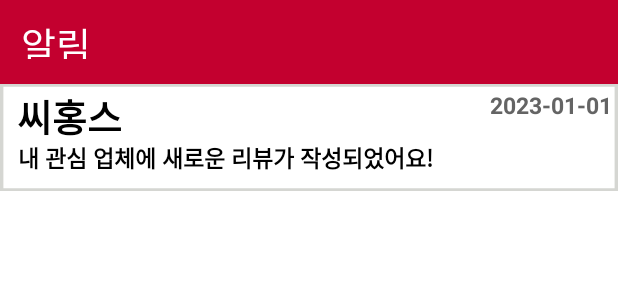
After one commit to Sucheolishin/project1, an Android app: the layout activity_notice.xml on its own in the app's theme, with its tools: preview values and no code run, on a phone screen of 412 x 824 dp. The commit adds this screen. Shown: the top 300 px of the screen. Run offline under Robolectric (Android 15) with nearby library versions, the phone set to English and light mode, and no system bars.

```diff
--- a/please/app/src/main/java/com/chobo/please/LoginActivity.java
+++ b/please/app/src/main/java/com/chobo/please/LoginActivity.java
@@ -19,18 +19,18 @@ import retrofit2.Response;
 public class LoginActivity extends Activity {
     EditText mID, mPW;
     Button mBtnLogin, mBtnRegister;
-    int isLogin = 0;    //아이디가 있으면 1반환
-    private class RegisterTask extends AsyncTask<Call,Void,Integer> {
-        protected Integer doInBackground(Call... calls) {
+    boolean isLogin = false;    //아이디가 있으면 1반환
+    private class RegisterTask extends AsyncTask<Call,Void, Boolean> {
+        protected Boolean doInBackground(Call... calls) {
             try {
-                Call<Integer> call = calls[0];
-                Response<Integer> response=call.execute();
+                Call<Boolean> call = calls[0];
+                Response<Boolean> response=call.execute();
                 return response.body();
 
             } catch (IOException e) {
 
             }
-            return 0;
+            return false;
         }
     }
 
@@ -57,13 +57,13 @@ public class LoginActivity extends Activity {
                 mUser.setPassword(userPW);
                 Connection connection = new Connection();
                 UserAPI userAPI = connection.getRetrofit().create(UserAPI.class);
-                Call<Integer> call = userAPI.register(mUser);        //내가 집어넣을 정보
+                Call<Boolean> call = userAPI.register(mUser);        //내가 집어넣을 정보
                try{
                     isLogin = new RegisterTask().execute(call).get();
                 }catch(Exception e){
                     e.printStackTrace();
                 }
-                if(isLogin != 0){
+                if(isLogin){
                     Toast.makeText(getApplicationContext(), "로그인에 성공했습니다.", Toast.LENGTH_SHORT).show();
 
                     String userid = mUser.getId();
--- a/please/app/src/main/java/com/chobo/please/MainActivity.java
+++ b/please/app/src/main/java/com/chobo/please/MainActivity.java
@@ -7,6 +7,7 @@ import android.content.Intent;
 import android.content.pm.PackageInfo;
 import android.content.pm.PackageManager;
 import android.content.pm.Signature;
+import android.os.AsyncTask;
 import android.os.Bundle;
 import android.util.Base64;
 import android.util.Log;
@@ -18,8 +19,12 @@ import android.widget.RelativeLayout;
 
 import net.daum.mf.map.api.MapView;
 
+import java.io.IOException;
 import java.security.MessageDigest;
 import java.security.NoSuchAlgorithmException;
+
+import retrofit2.Call;
+import retrofit2.Response;
 
 public class MainActivity extends AppCompatActivity {
     Button loginbtn;
@@ -28,10 +33,52 @@ public class MainActivity extends AppCompatActivity {
     RelativeLayout bottombar;
     Button uparr;
     Button downarr;
+    String userName;
+    Boolean isLog = false;
+
+    User user;
+
+    private class RegisterTask extends AsyncTask<Call,Void, String> {
+        protected String doInBackground(Call... calls) {
+            try {
+                Call<String> call = calls[0];
+                Response<String> response=call.execute();
+                return response.body();
+
+            } catch (IOException e) {
+
+            }
+            return null;
+        }
+    }
     @Override
     protected void onCreate(Bundle savedInstanceState) {
         super.onCreate(savedInstanceState);
         setContentView(R.layout.activity_main);
+
+        /*user.setId(savedInstanceState.getString("userID","0"));
+        user.setPassword(savedInstanceState.getString("userPassword","0"));
+*/
+        /*if(!(user.getId().equals("0") && user.getPassword().equals("0"))){
+           isLog = true;
+        }
+        else{
+            isLog = false;
+        }
+        if(isLog){
+            try{
+                Connection connection = new Connection();
+                UserAPI userAPI = connection.getRetrofit().create(UserAPI.class);
+                Call<String> call = userAPI.names(user);
+                userName = new MainActivity.RegisterTask().execute(call).get();
+            }catch(Exception e){
+
+            }
+            loginbtn.setText(userName);
+        }
+        else{
+            loginbtn.setText("로그인 필요");
+        }*/
         mapView= new MapView(this);
         ViewGroup mapViewContainer = (ViewGroup) findViewById(R.id.map_view);
         mapViewContainer.addView(mapView);
@@ -42,12 +89,12 @@ public class MainActivity extends AppCompatActivity {
 
         Button openbtn = findViewById(R.id.profileimag);
         Button closebtn = findViewById(R.id.list5);
+
         loginbtn = findViewById(R.id.loginnotice);
         radioGroup = findViewById(R.id.radio_group);
         downarr = findViewById(R.id.darrow);
         uparr = findViewById(R.id.uarrow);
         bottombar = findViewById(R.id.bottom);
-
         radioGroup.check(R.id.task1rect);
 
         openbtn.setOnClickListener(new View.OnClickListener() {
@@ -56,19 +103,24 @@ public class MainActivity extends AppCompatActivity {
                 drawerLayout.openDrawer(drawerView);
             }
         });
+
         closebtn.setOnClickListener(new View.OnClickListener() {
             @Override
             public void onClick(View view) {
                 drawerLayout.closeDrawer(drawerView);
             }
         });
+
         loginbtn.setOnClickListener(new View.OnClickListener() {
             @Override
             public void onClick(View view) {
-                Intent intent = new Intent(MainActivity.this, LoginActivity.class);
-                startActivity(intent);
+                if(!isLog){
+                    Intent intent = new Intent(MainActivity.this, LoginActivity.class);
+                    startActivity(intent);
+                }
             }
         });
+
         radioGroup.setOnCheckedChangeListener(new RadioGroup.OnCheckedChangeListener() {
             @Override
             public void onCheckedChanged(RadioGroup radioGroup, int checkedId) {
--- a/please/app/src/main/java/com/chobo/please/RegisterActivity.java
+++ b/please/app/src/main/java/com/chobo/please/RegisterActivity.java
@@ -10,7 +10,6 @@ import android.widget.EditText;
 import android.widget.Toast;
 
 import com.android.volley.RequestQueue;
-import com.android.volley.Response;
 import com.android.volley.toolbox.Volley;
 
 import org.json.JSONObject;
@@ -18,6 +17,8 @@ import org.json.JSONObject;
 import java.io.IOException;
 
 import retrofit2.Call;
+import retrofit2.Callback;
+import retrofit2.Response;
 
 public class RegisterActivity extends Activity {
 
@@ -27,20 +28,6 @@ public class RegisterActivity extends Activity {
 
     private static String userID, userPW,userPW_C, userName;
 
-    int isIn = 0;   //만약 같은 아이디가 있으면 리턴
-    private class RegisterTask extends AsyncTask<Call,Void,Integer> {
-        protected Integer doInBackground(Call... calls) {
-            try {
-                Call<Integer> call = calls[0];
-                retrofit2.Response<Integer> response=call.execute();
-                return response.body();
-
-            } catch (IOException e) {
-
-            }
-            return 0;
-        }
-    }
     @Override
     protected void onCreate(Bundle savedInstanceState) {
         super.onCreate(savedInstanceState);
@@ -71,28 +58,30 @@ public class RegisterActivity extends Activity {
                 User mUser = new User();
                 mUser.setId(userID);
                 mUser.setPassword(userPW);
-                mUser.setName(userName);
 
                 Connection connection = new Connection();
                 UserAPI userAPI = connection.getRetrofit().create(UserAPI.class);
-                Call<Integer>check = userAPI.register(mUser);
-                /*try{
-                    isIn = new RegisterTask().execute(check).get();
-                }catch(Exception e){
-                    e.printStackTrace();
-                }*/
-                if(isIn != 0){
-                    Toast.makeText(getApplicationContext(), "회원가입에 실패했습니다. 다시 한 번 확인해 주세요.", Toast.LENGTH_SHORT).show();
-                    return;
-                }
-                else{
-                    Call<Integer> call = userAPI.insertUser(mUser);
-                    Toast.makeText(getApplicationContext(), "회원가입이 완료되었습니다.", Toast.LENGTH_SHORT).show();
 
-                    Intent intent = new Intent(RegisterActivity.this, LoginActivity.class );
-                    startActivity(intent);
-                    finish();
-                }
+            userAPI.insertUser(mUser.getId(), mUser.getPassword(), userName)
+                            .enqueue(new Callback<Boolean>() {
+                                @Override
+                                public void onResponse(Call<Boolean> call, Response<Boolean> response) {
+                                    if(response.body()){
+                                        Toast.makeText(getApplicationContext(), "회원가입이 완료되었습니다.", Toast.LENGTH_SHORT).show();
+
+                                        Intent intent = new Intent(RegisterActivity.this, LoginActivity.class );
+                                        startActivity(intent);
+                                        finish();
+                                    }
+                                }
+
+                                @Override
+                                public void onFailure(Call<Boolean> call, Throwable t) {
+                                    Toast.makeText(getApplicationContext(), "회원가입에 실패했습니다. 다시 한 번 확인해 주세요.", Toast.LENGTH_SHORT).show();
+                                    return;
+                                }
+                            });
+
             }
         });
     }
--- a/please/app/src/main/java/com/chobo/please/User.java
+++ b/please/app/src/main/java/com/chobo/please/User.java
@@ -6,13 +6,6 @@ import lombok.Setter;
 @Getter
 @Setter
 public class User {
-    public String getName() {
-        return name;
-    }
-
-    public void setName(String name) {
-        this.name = name;
-    }
 
     public String getId() {
         return id;
@@ -30,5 +23,5 @@ public class User {
         this.password = password;
     }
 
-    private String id, password, name;
+    private String id, password;
 }
--- a/please/app/src/main/java/com/chobo/please/UserAPI.java
+++ b/please/app/src/main/java/com/chobo/please/UserAPI.java
@@ -5,10 +5,13 @@ import retrofit2.http.Body;
 
 import retrofit2.http.POST;
 import retrofit2.http.PUT;
+import retrofit2.http.Path;
 
 public interface UserAPI {
     @POST("/user/login")
-    Call<Integer> register(@Body User user);      //해당 API는 바디가 필요함. 바디를 넣어주어야 한다고 인지시켜줌
-    @PUT("/user/register")
-    Call<Integer> insertUser(@Body User user);
+    Call<Boolean> register(@Body User user);      //해당 API는 바디가 필요함. 바디를 넣어주어야 한다고 인지시켜줌
+    @PUT("/user/register/{id}/{password}/{name}")
+    Call<Boolean> insertUser(@Path("id")String id,@Path("password")String password, @Path("name")String name);
+    @POST("/user/names")
+    Call<String> names(@Body User user);
 }
--- /dev/null
+++ b/please/app/src/main/res/drawable/tasks.xml
@@ -0,0 +1,39 @@
+<?xml version="1.0" encoding="utf-8"?>
+<!-- drawable/ntask1.xml -->
+<vector
+    xmlns:android="http://schemas.android.com/apk/res/android"
+    xmlns:aapt="http://schemas.android.com/aapt"
+    android:width="364dp"
+    android:height="75dp"
+    android:viewportWidth="364"
+    android:viewportHeight="75"
+    >
+
+    <group>
+
+        <clip-path
+            android:pathData="M2 2H362V73H2V2Z"
+            />
+
+        <path
+            android:pathData="M2 2V73H362V2"
+            android:fillColor="#FFFFFF"
+            />
+
+    </group>
+
+    <group>
+
+        <clip-path
+            android:pathData="M0 0V75H364V0M2 2H362V73H2V2Z"
+            />
+
+        <path
+            android:pathData="M2 2H362V73H2V2Z"
+            android:strokeWidth="4"
+            android:strokeColor="#D5D6D2"
+            />
+
+    </group>
+
+</vector>
--- /dev/null
+++ b/please/app/src/main/res/drawable/upper_bar.xml
@@ -0,0 +1,25 @@
+<?xml version="1.0" encoding="utf-8"?>
+<!-- drawable/upper_bar.xml -->
+<vector
+    xmlns:android="http://schemas.android.com/apk/res/android"
+    xmlns:aapt="http://schemas.android.com/aapt"
+    android:width="360dp"
+    android:height="56dp"
+    android:viewportWidth="360"
+    android:viewportHeight="56"
+    >
+
+    <group>
+
+        <clip-path
+            android:pathData="M0 0H360V56H0V0Z"
+            />
+
+        <path
+            android:pathData="M0 0V56H360V0"
+            android:fillColor="#C3002F"
+            />
+
+    </group>
+
+</vector>
--- a/please/app/src/main/res/layout/activity_login.xml
+++ b/please/app/src/main/res/layout/activity_login.xml
@@ -186,10 +186,11 @@
 
     <ImageView
         android:id="@+id/login_logo"
-        android:layout_width="match_parent"
+        android:layout_width="wrap_content"
         android:layout_height="wrap_content"
+        android:layout_centerHorizontal="true"
         android:layout_marginTop="75dp"
-        app:srcCompat="@drawable/login_logo" />
+        android:background="@drawable/login_logo" />
 
 
 </RelativeLayout>
--- a/please/app/src/main/res/layout/activity_main.xml
+++ b/please/app/src/main/res/layout/activity_main.xml
@@ -407,7 +407,7 @@
             android:gravity="center_vertical"
             android:text="로그인 필요"
             android:textAppearance="@style/loginnotice"
-            android:textStyle="bold"/>
+            android:textStyle="bold" />
         <!-- list1 -->
         <Button
             android:id="@+id/list1"
--- /dev/null
+++ b/please/app/src/main/res/layout/activity_notice.xml
@@ -0,0 +1,191 @@
+<?xml version="1.0" encoding="utf-8"?>
+    <!-- 알림 -->
+<RelativeLayout xmlns:android="http://schemas.android.com/apk/res/android"
+    android:id="@+id/notice"
+    android:layout_width="fill_parent"
+    android:layout_height="fill_parent"
+    android:background="@drawable/layout"
+    android:clipToOutline="true"
+    android:textAlignment="center">
+    <!-- upper_bar -->
+    <View
+        android:id="@+id/upper_bar"
+        android:layout_width="0dp"
+        android:layout_height="56dp"
+        android:layout_alignParentLeft="true"
+        android:layout_alignParentTop="true"
+        android:layout_alignParentRight="true"
+        android:layout_marginTop="0dp"
+        android:background="@drawable/upper_bar" />
+    <!-- upper_text -->
+    <TextView
+        android:id="@+id/upper_text"
+        android:layout_width="75dp"
+        android:layout_height="29dp"
+        android:layout_alignParentLeft="true"
+        android:layout_alignParentTop="true"
+        android:layout_marginTop="10dp"
+        android:gravity="center|center_horizontal|center_vertical"
+        android:text="알림"
+        android:textAppearance="@style/mainpage" />
+    <!-- ntask1 -->
+    <View
+        android:id="@+id/ntask1"
+        android:layout_width="0dp"
+        android:layout_height="71dp"
+        android:layout_alignParentLeft="true"
+        android:layout_alignParentRight="true"
+        android:layout_alignParentTop="true"
+        android:layout_marginTop="56dp"
+        android:background="@drawable/tasks"
+        />
+
+<RelativeLayout
+    android:id = "@+id/mylist"
+    android:layout_width="match_parent"
+    android:layout_height="match_parent">
+    <!-- ntask1name -->
+    <TextView
+        android:id="@+id/ntask1name"
+        android:layout_width="92dp"
+        android:layout_height="33dp"
+        android:layout_alignParentLeft="true"
+        android:layout_alignParentTop="true"
+        android:layout_marginLeft="0dp"
+        android:layout_marginTop="58dp"
+        android:gravity="center_horizontal|center_vertical"
+        android:text="씨홍스"
+        android:textAppearance="@style/ntask1name"
+        android:textStyle="bold" />
+
+    <!-- ntask1date -->
+    <TextView
+        android:id="@+id/ntask1date"
+        android:layout_width="85dp"
+        android:layout_height="28dp"
+        android:layout_alignParentRight="true"
+        android:layout_alignParentTop="true"
+        android:layout_marginTop="56dp"
+        android:gravity="center_vertical"
+        android:text="2023-01-01"
+        android:textAppearance="@style/ntask1date"
+        android:textStyle="bold"/>
+    <!-- ntask1con -->
+    <TextView
+        android:id="@+id/ntask1con"
+        android:layout_width="352dp"
+        android:layout_height="28dp"
+        android:layout_alignParentLeft="true"
+        android:layout_marginLeft="12dp"
+        android:layout_alignParentTop="true"
+        android:layout_marginTop="91dp"
+        android:text="내 관심 업체에 새로운 리뷰가 작성되었어요!"
+        android:textAppearance="@style/ntask1con"
+        android:gravity="center_vertical"
+        android:textStyle="bold" />
+</RelativeLayout>
+<!--
+    &lt;!&ndash; ntask2 &ndash;&gt;
+    <View
+        android:id="@+id/ntask2"
+        android:layout_width="0dp"
+        android:layout_height="71dp"
+        android:layout_alignParentLeft="true"
+        android:layout_alignParentRight="true"
+        android:layout_alignParentTop="true"
+        android:layout_marginTop="119dp"
+        android:background="@drawable/tasks"
+        />
+
+    &lt;!&ndash; ntask2name &ndash;&gt;
+    <TextView
+        android:id="@+id/ntask2name"
+        android:layout_width="92dp"
+        android:layout_height="33dp"
+        android:layout_alignParentLeft="true"
+        android:layout_alignParentTop="true"
+        android:layout_marginLeft="0dp"
+        android:layout_marginTop="129dp"
+        android:gravity="center_horizontal|center_vertical"
+        android:text="씨홍스"
+        android:textAppearance="@style/ntask1name"
+        android:textStyle="bold" />
+
+    &lt;!&ndash; ntask2date &ndash;&gt;
+    <TextView
+        android:id="@+id/ntask2date"
+        android:layout_width="85dp"
+        android:layout_height="28dp"
+        android:layout_alignParentRight="true"
+        android:layout_alignParentTop="true"
+        android:layout_marginTop="127dp"
+        android:gravity="center_vertical"
+        android:text="2023-01-01"
+        android:textAppearance="@style/ntask1date"
+        android:textStyle="bold"/>
+    &lt;!&ndash; ntask2con &ndash;&gt;
+    <TextView
+        android:id="@+id/ntask2con"
+        android:layout_width="352dp"
+        android:layout_height="28dp"
+        android:layout_alignParentLeft="true"
+        android:layout_marginLeft="12dp"
+        android:layout_alignParentTop="true"
+        android:layout_marginTop="162dp"
+        android:text="내 관심 업체에 새로운 리뷰가 작성되었어요!"
+        android:textAppearance="@style/ntask1con"
+        android:gravity="center_vertical"
+        android:textStyle="bold" />
+    &lt;!&ndash; ntask3 &ndash;&gt;
+    <View
+        android:id="@+id/ntask3"
+        android:layout_width="0dp"
+        android:layout_height="71dp"
+        android:layout_alignParentLeft="true"
+        android:layout_alignParentRight="true"
+        android:layout_alignParentTop="true"
+        android:layout_marginTop="198dp"
+        android:background="@drawable/tasks"
+        />
+
+    &lt;!&ndash; ntask3name &ndash;&gt;
+    <TextView
+        android:id="@+id/ntask3name"
+        android:layout_width="92dp"
+        android:layout_height="33dp"
+        android:layout_alignParentLeft="true"
+        android:layout_alignParentTop="true"
+        android:layout_marginLeft="0dp"
+        android:layout_marginTop="203dp"
+        android:gravity="center_horizontal|center_vertical"
+        android:text="씨홍스"
+        android:textAppearance="@style/ntask1name"
+        android:textStyle="bold" />
+
+    &lt;!&ndash; ntask3date &ndash;&gt;
+    <TextView
+        android:id="@+id/ntask3date"
+        android:layout_width="85dp"
+        android:layout_height="28dp"
+        android:layout_alignParentRight="true"
+        android:layout_alignParentTop="true"
+        android:layout_marginTop="202dp"
+        android:gravity="center_vertical"
+        android:text="2023-01-01"
+        android:textAppearance="@style/ntask1date"
+        android:textStyle="bold"/>
+    &lt;!&ndash; ntask3con &ndash;&gt;
+    <TextView
+        android:id="@+id/ntask3con"
+        android:layout_width="352dp"
+        android:layout_height="28dp"
+        android:layout_alignParentLeft="true"
+        android:layout_marginLeft="12dp"
+        android:layout_alignParentTop="true"
+        android:layout_marginTop="237dp"
+        android:text="내 관심 업체에 새로운 리뷰가 작성되었어요!"
+        android:textAppearance="@style/ntask1con"
+        android:gravity="center_vertical"
+        android:textStyle="bold" />-->
+
+</RelativeLayout>
--- a/please/app/src/main/res/layout/activity_signup.xml
+++ b/please/app/src/main/res/layout/activity_signup.xml
@@ -33,10 +33,11 @@
 
     <ImageView
         android:id="@+id/login_logo"
-        android:layout_width="match_parent"
+        android:layout_width="wrap_content"
         android:layout_height="wrap_content"
+        android:layout_centerHorizontal="true"
         android:layout_marginTop="75dp"
-        app:srcCompat="@drawable/login_logo" />
+        android:background="@drawable/login_logo" />
 
     <!-- 회원가입 -->
     <TextView
--- a/please/app/src/main/res/values/styles.xml
+++ b/please/app/src/main/res/values/styles.xml
@@ -132,6 +132,41 @@
         </item>
 
     </style>
+    <!-- styles.xml -->
+    <style name="ntask1name">
 
+        <item name="android:textSize">
+            25sp
+        </item>
+
+        <item name="android:textColor">
+            #000000
+        </item>
+
+    </style>
+
+    <style name="ntask1date">
+
+        <item name="android:textSize">
+            15sp
+        </item>
+
+        <item name="android:textColor">
+            #646464
+        </item>
+
+    </style>
+    <!-- styles.xml -->
+    <style name="ntask1con">
+
+        <item name="android:textSize">
+            15sp
+        </item>
+
+        <item name="android:textColor">
+            #000000
+        </item>
+
+    </style>
 
 </resources>
```
